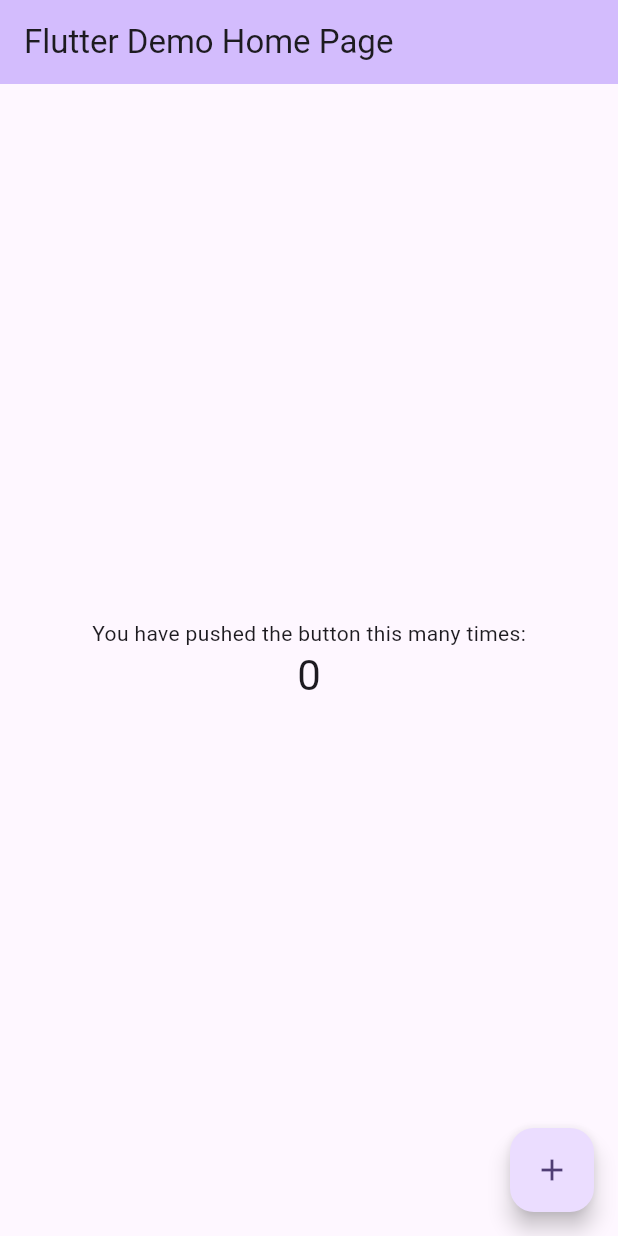
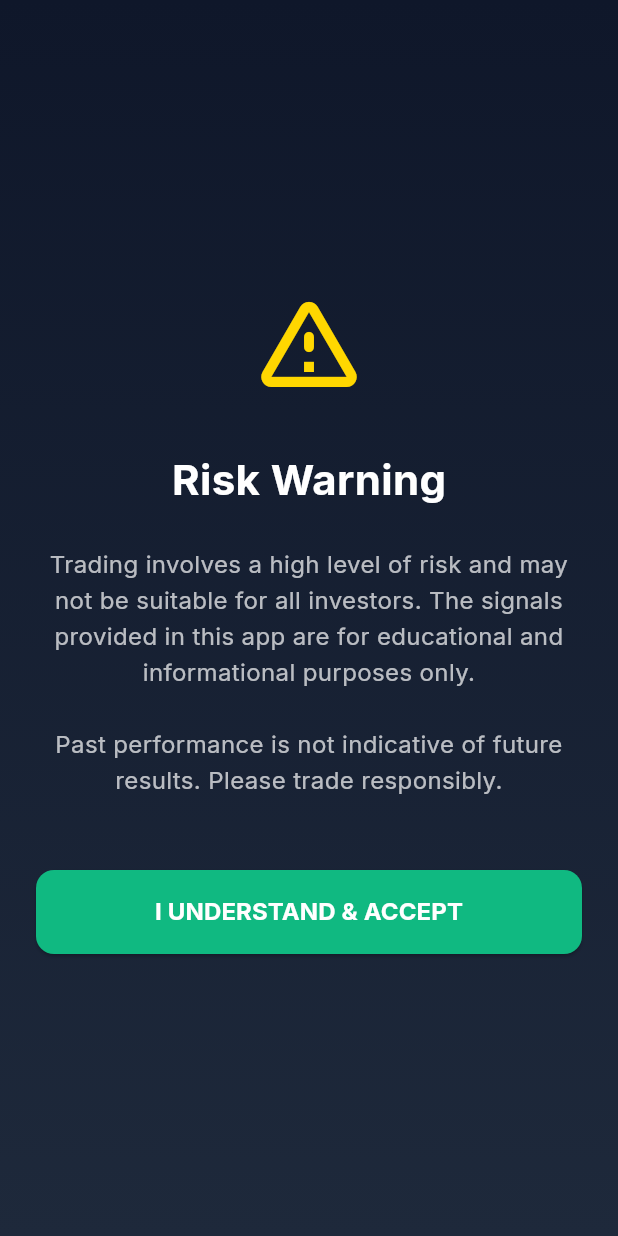
Before and after one commit to could-ai/019ada84-d966-7c81-8ee3-f7dfc2ccb939, a Flutter app: the screen it shows after launch, on a phone screen of 412 x 824 dp. Run offline on Flutter 3.47's test engine with Material 3 defaults, Android fonts, the phone set to English and light mode, and no system bars; our stand-ins replace google_fonts.

Commit message:
Added intl and google_fonts dependencies for date formatting and better typography suitable for a trading app.; Setup main application with a professional dark trading theme, Google Fonts, and routing starting with a disclaimer screen.; Created TradingSignal model to represent signal data including asset, type (Call/Put), price, and confidence.; Implemented MockSignalService to simulate real-time signal generation using Dart Streams and Timers.; Created SignalCard widget to display individual trading signals with dynamic coloring (Green for Call, Red for Put) and key details.; Implemented HomeScreen with a real-time stream of signals, a status header showing connection status, and a list of SignalCards.; Added DisclaimerScreen to warn users about trading risks, which is a standard requirement for financial apps.

```diff
--- a/usr/lib/main.dart
+++ b/usr/lib/main.dart
@@ -1,123 +1,42 @@
 import 'package:flutter/material.dart';
+import 'package:google_fonts/google_fonts.dart';
+import 'screens/home_screen.dart';
+import 'screens/disclaimer_screen.dart';
 
 void main() {
-  runApp(const MyApp());
+  runApp(const BinomoSignalsApp());
 }
 
-class MyApp extends StatelessWidget {
-  const MyApp({super.key});
+class BinomoSignalsApp extends StatelessWidget {
+  const BinomoSignalsApp({super.key});
 
-  // This widget is the root of your application.
   @override
   Widget build(BuildContext context) {
     return MaterialApp(
-      title: 'Flutter Demo',
+      title: 'Binomo Signals Pro',
       debugShowCheckedModeBanner: false,
       theme: ThemeData(
-        // This is the theme of your application.
-        //
-        // TRY THIS: Try running your application with "flutter run". You'll see
-        // the application has a purple toolbar. Then, without quitting the app,
-        // try changing the seedColor in the colorScheme below to Colors.green
-        // and then invoke "hot reload" (save your changes or press the "hot
-        // reload" button in a Flutter-supported IDE, or press "r" if you used
-        // the command line to start the app).
-        //
-        // Notice that the counter didn't reset back to zero; the application
-        // state is not lost during the reload. To reset the state, use hot
-        // restart instead.
-        //
-        // This works for code too, not just values: Most code changes can be
-        // tested with just a hot reload.
-        colorScheme: ColorScheme.fromSeed(seedColor: Colors.deepPurple),
+        brightness: Brightness.dark,
+        scaffoldBackgroundColor: const Color(0xFF0F172A), // Dark Navy
+        colorScheme: const ColorScheme.dark(
+          primary: Color(0xFF3B82F6),
+          secondary: Color(0xFF10B981),
+          surface: Color(0xFF1E293B),
+          error: Color(0xFFEF4444),
+        ),
+        textTheme: GoogleFonts.interTextTheme(ThemeData.dark().textTheme),
+        useMaterial3: true,
+        appBarTheme: const AppBarTheme(
+          backgroundColor: Color(0xFF0F172A),
+          elevation: 0,
+          centerTitle: true,
+        ),
       ),
       initialRoute: '/',
       routes: {
-        '/': (context) => const MyHomePage(title: 'Flutter Demo Home Page'),
+        '/': (context) => const DisclaimerScreen(), // Start with disclaimer for safety
+        '/home': (context) => const HomeScreen(),
       },
     );
   }
 }
-
-class MyHomePage extends StatefulWidget {
-  const MyHomePage({super.key, required this.title});
-
-  // This widget is the home page of your application. It is stateful, meaning
-  // that it has a State object (defined below) that contains fields that affect
-  // how it looks.
-
-  // This class is the configuration for the state. It holds the values (in this
-  // case the title) provided by the parent (in this case the App widget) and
-  // used by the build method of the State. Fields in a Widget subclass are
-  // always marked "final".
-
-  final String title;
-
-  @override
-  State<MyHomePage> createState() => _MyHomePageState();
-}
-
-class _MyHomePageState extends State<MyHomePage> {
-  int _counter = 0;
-
-  void _incrementCounter() {
-    setState(() {
-      // This call to setState tells the Flutter framework that something has
-      // changed in this State, which causes it to rerun the build method below
-      // so that the display can reflect the updated values. If we changed
-      // _counter without calling setState(), then the build method would not be
-      // called again, and so nothing would appear to happen.
-      _counter++;
-    });
-  }
-
-  @override
-  Widget build(BuildContext context) {
-    // This method is rerun every time setState is called, for instance as done
-    // by the _incrementCounter method above.
-    //
-    // The Flutter framework has been optimized to make rerunning build methods
-    // fast, so that you can just rebuild anything that needs updating rather
-    // than having to individually change instances of widgets.
-    return Scaffold(
-      appBar: AppBar(
-        // TRY THIS: Try changing the color here to a specific color (to
-        // Colors.amber, perhaps?) and trigger a hot reload to see the AppBar
-        // change color while the other colors stay the same.
-        backgroundColor: Theme.of(context).colorScheme.inversePrimary,
-        // Here we take the value from the MyHomePage object that was created by
-        // the App.build method, and use it to set our appbar title.
-        title: Text(widget.title),
-      ),
-      body: Center(
-        // Center is a layout widget. It takes a single child and positions it
-        // in the middle of the parent.
-        child: Column(
-          // Column is also a layout widget. It takes a list of children and
-          // arranges them vertically. By default, it sizes itself to fit its
-          // children horizontally, and tries to be as tall as its parent.
-          //
-          // Column has various properties to control how it sizes itself and
-          // how it positions its children. Here we use mainAxisAlignment to
-          // center the children vertically; the main axis here is the vertical
-          // axis because Columns are vertical (the cross axis would be
-          // horizontal).
-          //
-          // TRY THIS: Invoke "debug painting" (choose the "Toggle Debug Paint"
-          // action in the IDE, or press "p" in the console), to see the
-          // wireframe for each widget.
-          mainAxisAlignment: MainAxisAlignment.center,
-          children: <Widget>[
-            const Text('You have pushed the button this many times:'),
-            Text('$_counter', style: Theme.of(context).textTheme.headlineMedium),
-          ],
-        ),
-      ),
-      floatingActionButton: FloatingActionButton(
-        onPressed: _incrementCounter,
-        tooltip: 'Increment',
-        child: const Icon(Icons.add),
-      ), // This trailing comma makes auto-formatting nicer for build methods.
-    );
-  }
-}
--- /dev/null
+++ b/usr/lib/screens/disclaimer_screen.dart
@@ -0,0 +1,70 @@
+import 'package:flutter/material.dart';
+
+class DisclaimerScreen extends StatelessWidget {
+  const DisclaimerScreen({super.key});
+
+  @override
+  Widget build(BuildContext context) {
+    return Scaffold(
+      body: Container(
+        padding: const EdgeInsets.all(24),
+        decoration: const BoxDecoration(
+          gradient: LinearGradient(
+            begin: Alignment.topCenter,
+            end: Alignment.bottomCenter,
+            colors: [Color(0xFF0F172A), Color(0xFF1E293B)],
+          ),
+        ),
+        child: Column(
+          mainAxisAlignment: MainAxisAlignment.center,
+          children: [
+            const Icon(Icons.warning_amber_rounded, size: 80, color: Color(0xFFFFD700)),
+            const SizedBox(height: 32),
+            const Text(
+              'Risk Warning',
+              style: TextStyle(
+                fontSize: 28,
+                fontWeight: FontWeight.bold,
+                color: Colors.white,
+              ),
+            ),
+            const SizedBox(height: 24),
+            const Text(
+              'Trading involves a high level of risk and may not be suitable for all investors. The signals provided in this app are for educational and informational purposes only.\n\nPast performance is not indicative of future results. Please trade responsibly.',
+              textAlign: TextAlign.center,
+              style: TextStyle(
+                fontSize: 16,
+                color: Colors.white70,
+                height: 1.5,
+              ),
+            ),
+            const SizedBox(height: 48),
+            SizedBox(
+              width: double.infinity,
+              height: 56,
+              child: ElevatedButton(
+                onPressed: () {
+                  Navigator.pushReplacementNamed(context, '/home');
+                },
+                style: ElevatedButton.styleFrom(
+                  backgroundColor: const Color(0xFF10B981),
+                  foregroundColor: Colors.white,
+                  shape: RoundedRectangleBorder(
+                    borderRadius: BorderRadius.circular(12),
+                  ),
+                ),
+                child: const Text(
+                  'I UNDERSTAND & ACCEPT',
+                  style: TextStyle(
+                    fontSize: 16,
+                    fontWeight: FontWeight.bold,
+                  ),
+                ),
+              ),
+            ),
+          ],
+        ),
+      ),
+    );
+  }
+}
```
Also changed, not shown: usr/lib/models/signal.dart (added, +23 -0 lines), usr/lib/screens/home_screen.dart (added, +137 -0 lines), usr/lib/services/mock_signal_service.dart (added, +57 -0 lines), usr/lib/widgets/signal_card.dart (added, +138 -0 lines), usr/pubspec.yaml (+3 -70 lines).
